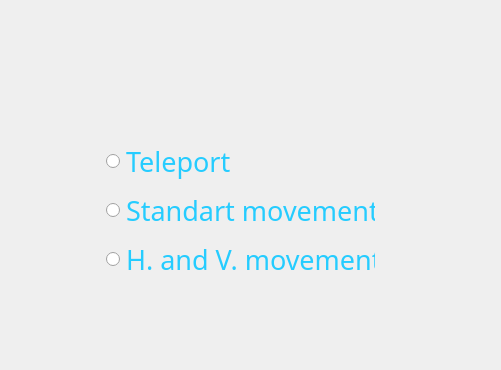
Above: settings.ui from exsandebest/Lines before the change; both pictures show x 84 to 585 and y 0 to 370 of the 585 by 575 pixel window. Below: the same form after it.
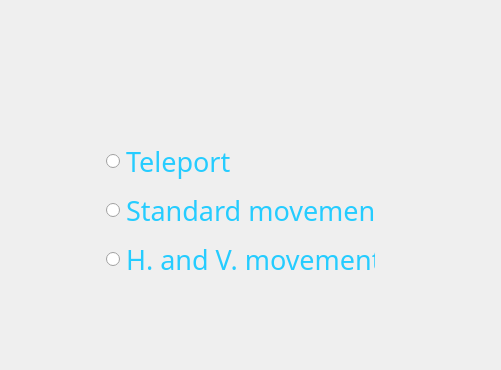
That is the form after the change. Icons and pictures are not drawn.

Patch:
```diff
--- a/settings.ui
+++ b/settings.ui
@@ -104,7 +104,7 @@
        <string notr="true">color:rgb(37, 204, 255)</string>
       </property>
       <property name="text">
-       <string>Standart movement</string>
+       <string>Standard movement</string>
       </property>
      </widget>
     </item>
```
Left out of the diff: 2 changed lines with no effect on the pictures.
